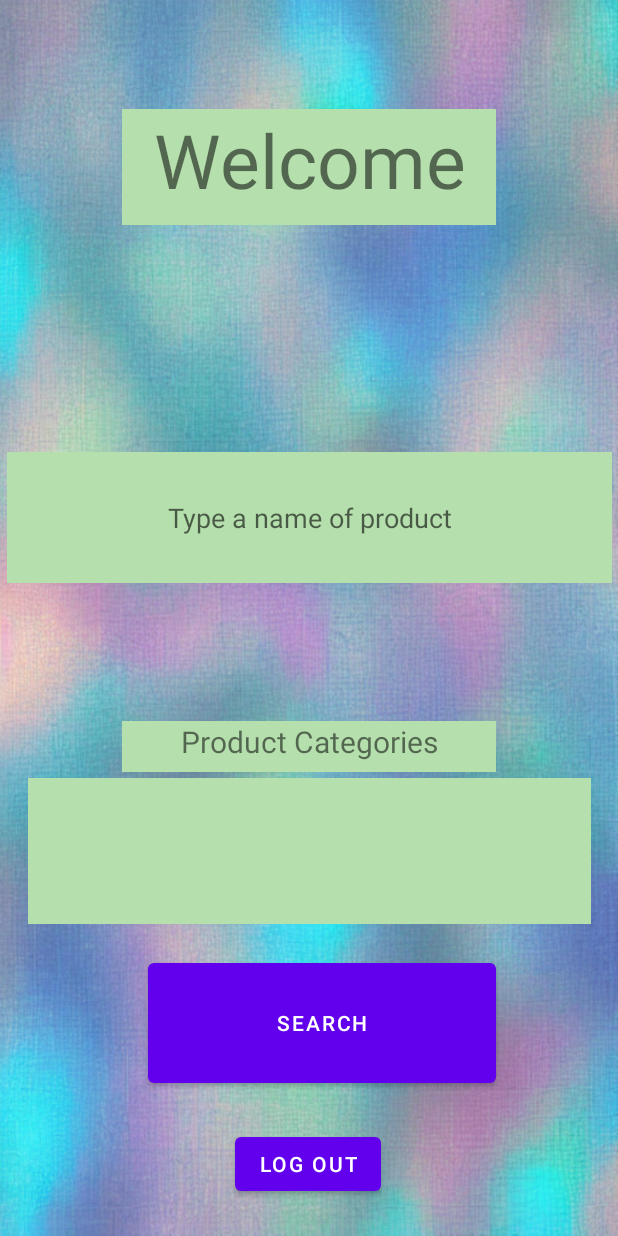
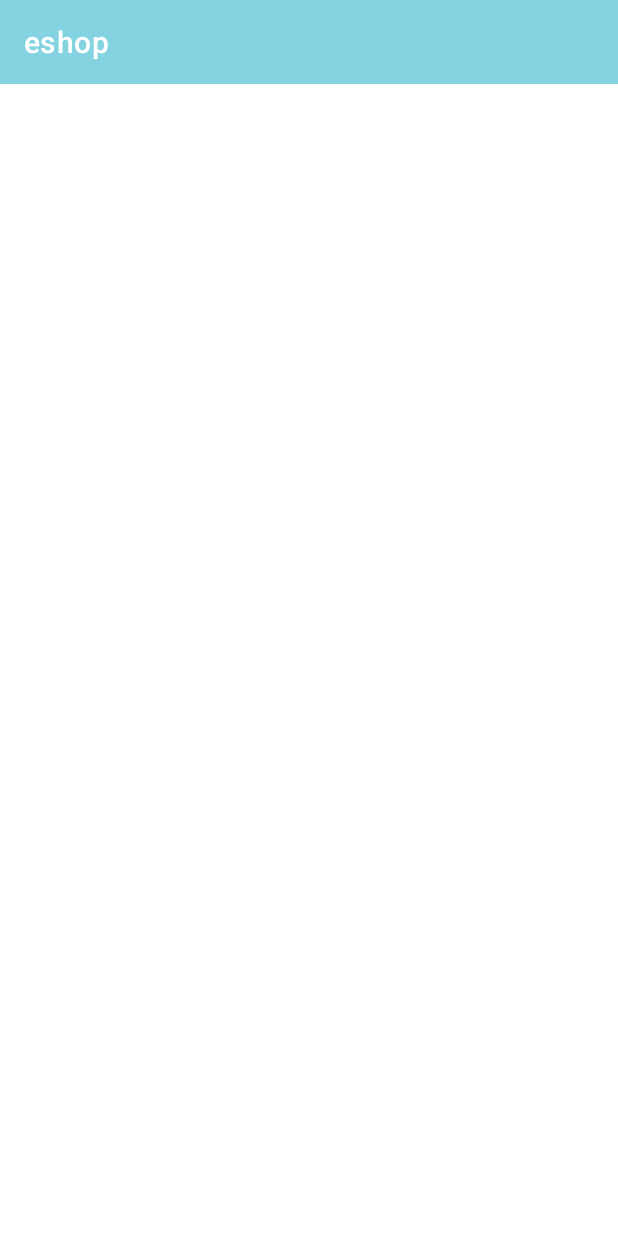
Before and after one commit to codecode2/androidDev_eshop, an Android app: the WelcomePage screen opened directly, with no data from a screen before it, on a phone screen of 412 x 824 dp. Run offline under Robolectric (Android 15) with nearby library versions, the phone set to English and light mode, and no system bars.

Commit message:
fixing elements
navigation drawer, menu ,log in

```diff
--- a/app/src/main/AndroidManifest.xml
+++ b/app/src/main/AndroidManifest.xml
@@ -19,7 +19,7 @@
         </activity>
 
         <activity
-            android:name=".MainActivity"
+            android:name=".IntroPage"
             android:exported="true">
             <intent-filter>
                 <action android:name="android.intent.action.MAIN" />
--- a/app/src/main/java/com/example/eshop/MainActivity.java
+++ b/app/src/main/java/com/example/eshop/IntroPage.java
@@ -2,16 +2,13 @@ package com.example.eshop;
 
 import androidx.appcompat.app.AppCompatActivity;
 
-import android.content.SharedPreferences;
-
 import android.content.Intent;
-import android.content.SharedPreferences;
 import android.content.res.Resources;
 import android.os.Bundle;
 import android.view.View;
 import android.widget.EditText;
 import android.widget.Toast;
-public class MainActivity extends AppCompatActivity {
+public class IntroPage extends AppCompatActivity {
 
     private sharedPreferenceConfig sharedPreferenceConfig;
 
@@ -21,7 +18,7 @@ public class MainActivity extends AppCompatActivity {
     @Override
     protected void onCreate(Bundle savedInstanceState) {
         super.onCreate(savedInstanceState);
-        setContentView(R.layout.activity_main);
+        setContentView(R.layout.intropage);
         sharedPreferenceConfig = new sharedPreferenceConfig(getApplicationContext());
         UserName = findViewById(R.id.nameLogin);
         UserPassword = findViewById(R.id.loginPassword);
--- a/app/src/main/java/com/example/eshop/WelcomePage.java
+++ b/app/src/main/java/com/example/eshop/WelcomePage.java
@@ -2,29 +2,95 @@ package com.example.eshop;
 
 
 
+import android.annotation.SuppressLint;
 import android.content.Intent;
 import android.os.Bundle;
+import android.view.MenuItem;
 import android.view.View;
-import android.widget.EditText;
+import android.widget.Toast;
 
+import androidx.annotation.NonNull;
 import androidx.appcompat.app.AppCompatActivity;
+import androidx.appcompat.widget.Toolbar;
+import androidx.drawerlayout.widget.DrawerLayout;
+
+import com.google.android.material.navigation.NavigationView;
 
 public class WelcomePage extends AppCompatActivity {
 
+    Toolbar toolbar;
+    DrawerLayout drawerLayout;
+    NavigationView navigationView;
     private sharedPreferenceConfig sharedPreferenceConfig;
 
+    @SuppressLint("MissingInflatedId")
     @Override
     protected void onCreate(Bundle savedInstanceState) {
         super.onCreate(savedInstanceState);
         setContentView(R.layout.welcome_page);
+
         sharedPreferenceConfig = new sharedPreferenceConfig(getApplicationContext());
+
+        toolbar = findViewById(R.id.firsttoolbar);
+        setSupportActionBar(toolbar);
+
+        drawerLayout = findViewById(R.id.drawer_layout);
+        navigationView = findViewById(R.id.navigationView);
+
+        navigationView.setNavigationItemSelectedListener(new NavigationView.OnNavigationItemSelectedListener() {
+            @Override
+            public boolean onNavigationItemSelected(@NonNull MenuItem menuItem) {
+                switch (menuItem.getItemId()){
+                    case R.id.myhome:
+                        //   menuItem.setChecked(true);
+                        displayMessage("Home");
+                        drawerLayout.closeDrawers();
+                        return true;
+                    case R.id.upload:
+                        //   menuItem.setChecked(true);
+                        displayMessage("upload");
+                        drawerLayout.closeDrawers();
+                        return true;
+                    case R.id.find:
+                        //  menuItem.setChecked(true);
+                        displayMessage("find something");
+                        drawerLayout.closeDrawers();
+                        return true;
+                    case R.id.about:
+                        //  menuItem.setChecked(true);
+                        displayMessage("Info ...");
+                        drawerLayout.closeDrawers();
+                        return true;
+
+                    case R.id.logout:
+                        //  menuItem.setChecked(true);
+                        displayMessage("Logout");
+                        drawerLayout.closeDrawers();
+                        logoutUser(null);
+                        return true;
+                }
+                return false;
+            }
+        });
+
+
+
      }
 
     public void logoutUser(View view) {
         sharedPreferenceConfig.writeLoginStatus(false);
-        startActivity(new Intent(this, MainActivity.class));
+        startActivity(new Intent(this, IntroPage.class));
         finish();
         }
 
 
+
+    void displayMessage(String message){
+        Toast.makeText(this, message, Toast.LENGTH_LONG).show();
     }
+
+
+
+
+
+    }
--- a/app/src/main/res/layout/activity_main.xml
+++ b/app/src/main/res/layout/intropage.xml
@@ -4,7 +4,7 @@
     xmlns:tools="http://schemas.android.com/tools"
     android:layout_width="match_parent"
     android:layout_height="match_parent"
-    tools:context=".MainActivity">
+    tools:context=".IntroPage">
 
     <LinearLayout
         android:layout_width="409dp"
--- /dev/null
+++ b/app/src/main/res/layout/mytoolbar.xml
@@ -0,0 +1,11 @@
+<?xml version="1.0" encoding="utf-8"?>
+<androidx.appcompat.widget.Toolbar
+    xmlns:android="http://schemas.android.com/apk/res/android"
+    android:layout_width="match_parent"
+    android:layout_height="?attr/actionBarSize"
+    android:id="@+id/firsttoolbar"
+
+    android:theme="@style/ThemeOverlay.AppCompat.Dark.ActionBar"
+    android:background="@color/toolbar_color" >
+
+    </androidx.appcompat.widget.Toolbar>
--- a/app/src/main/res/layout/welcome_page.xml
+++ b/app/src/main/res/layout/welcome_page.xml
@@ -1,92 +1,30 @@
 <?xml version="1.0" encoding="utf-8"?>
-<androidx.constraintlayout.widget.ConstraintLayout xmlns:android="http://schemas.android.com/apk/res/android"
+<androidx.drawerlayout.widget.DrawerLayout
+    xmlns:android="http://schemas.android.com/apk/res/android"
     xmlns:app="http://schemas.android.com/apk/res-auto"
     xmlns:tools="http://schemas.android.com/tools"
     android:layout_width="match_parent"
     android:layout_height="match_parent"
-    android:background="@drawable/background6"
-    tools:context=".WelcomePage">
+    tools:context=".IntroPage"
+    android:id="@+id/drawer_layout"
+    android:fitsSystemWindows="true">
 
-    <Button
-        android:id="@+id/button3"
-        android:layout_width="232dp"
-        android:layout_height="92dp"
-        android:layout_marginBottom="96dp"
-        android:text="Search"
-        app:layout_constraintBottom_toBottomOf="parent"
-        app:layout_constraintEnd_toEndOf="parent"
-        app:layout_constraintHorizontal_bias="0.547"
-        app:layout_constraintStart_toStartOf="parent" />
-
-    <TextView
-        android:id="@+id/textView"
-        android:layout_width="249dp"
-        android:layout_height="77dp"
-        android:layout_marginTop="44dp"
-        android:text="Welcome"
-        android:textAlignment="center"
-        android:textSize="50dp"
-        android:background="@color/light_blue"
-        app:layout_constraintBottom_toTopOf="@+id/editTextTextPersonName"
-        app:layout_constraintEnd_toEndOf="parent"
-        app:layout_constraintStart_toStartOf="parent"
-        app:layout_constraintTop_toTopOf="parent"
-        app:layout_constraintVertical_bias="0.161"
-
-        />
+    <LinearLayout
+        android:layout_width="match_parent"
+        android:layout_height="match_parent"
+        android:orientation="vertical">
+        <include layout="@layout/mytoolbar"></include>
 
 
-    <TextView
-        android:id="@+id/textView4"
-        android:layout_width="249dp"
-        android:layout_height="34dp"
-        android:layout_marginBottom="4dp"
-        android:background="@color/light_blue"
-        android:text="Product Categories"
-        android:textAlignment="center"
-        android:textSize="20dp"
-        app:layout_constraintBottom_toTopOf="@+id/spinner"
-        app:layout_constraintEnd_toEndOf="parent"
-        app:layout_constraintStart_toStartOf="parent"
-        tools:ignore="MissingConstraints" />
+    </LinearLayout>
+    <com.google.android.material.navigation.NavigationView
+        android:layout_width="wrap_content"
+        android:layout_height="match_parent"
+        android:id="@+id/navigationView"
+        android:layout_gravity = "start"
+        app:menu="@menu/drawer_menu"
+        >
 
-    <Spinner
-        android:id="@+id/spinner"
-        android:layout_width="375dp"
-        android:layout_height="97dp"
-        android:layout_marginBottom="20dp"
-        android:background="@color/light_blue"
-        app:layout_constraintBottom_toTopOf="@+id/button3"
-        app:layout_constraintEnd_toEndOf="parent"
-        app:layout_constraintStart_toStartOf="parent" />
+    </com.google.android.material.navigation.NavigationView>
 
-    <EditText
-        android:id="@+id/editTextTextPersonName"
-        android:layout_width="403dp"
-        android:layout_height="87dp"
-        android:layout_marginBottom="92dp"
-        android:background="@color/light_blue"
-        android:ems="10"
-        android:hint="Type a name of product"
-        android:inputType="textPersonName"
-        android:textAlignment="center"
-
-        app:layout_constraintBottom_toTopOf="@+id/textView4"
-        app:layout_constraintEnd_toEndOf="parent"
-        app:layout_constraintStart_toStartOf="parent"
-        app:layout_constraintTop_toTopOf="parent"
-        app:layout_constraintVertical_bias="1.0" />
-
-    <Button
-        android:id="@+id/button"
-        android:layout_width="wrap_content"
-        android:layout_height="wrap_content"
-        android:layout_marginBottom="24dp"
-        android:text="log out"
-        android:onClick="logoutUser"
-        app:layout_constraintBottom_toBottomOf="parent"
-        app:layout_constraintEnd_toEndOf="parent"
-        app:layout_constraintHorizontal_bias="0.498"
-        app:layout_constraintStart_toStartOf="parent" />
-
-</androidx.constraintlayout.widget.ConstraintLayout>
+</androidx.drawerlayout.widget.DrawerLayout>
--- /dev/null
+++ b/app/src/main/res/menu/drawer_menu.xml
@@ -0,0 +1,36 @@
+<?xml version="1.0" encoding="utf-8"?>
+<menu xmlns:android="http://schemas.android.com/apk/res/android">
+
+    <group android:checkableBehavior="single">
+
+
+        <item
+            android:id="@+id/myhome"
+            android:title="Home">
+        </item>
+        <item
+            android:id="@+id/find"
+
+            android:title="Search">
+        </item>
+        <item
+            android:id="@+id/upload"
+
+            android:title="Upload">
+        </item>
+
+
+        <item
+            android:id="@+id/about"
+
+            android:title="About">
+        </item>
+        <item
+            android:id="@+id/logout"
+
+            android:title="Log out"
+           >
+        </item>
+
+    </group>
+</menu>
--- a/app/src/main/res/values/colors.xml
+++ b/app/src/main/res/values/colors.xml
@@ -8,4 +8,5 @@
     <color name="black">#FF000000</color>
     <color name="white">#FFFFFFFF</color>
     <color name="light_blue">#B5DFAC</color>
+    <color name="toolbar_color">#84D3E1</color>
 </resources>
```
